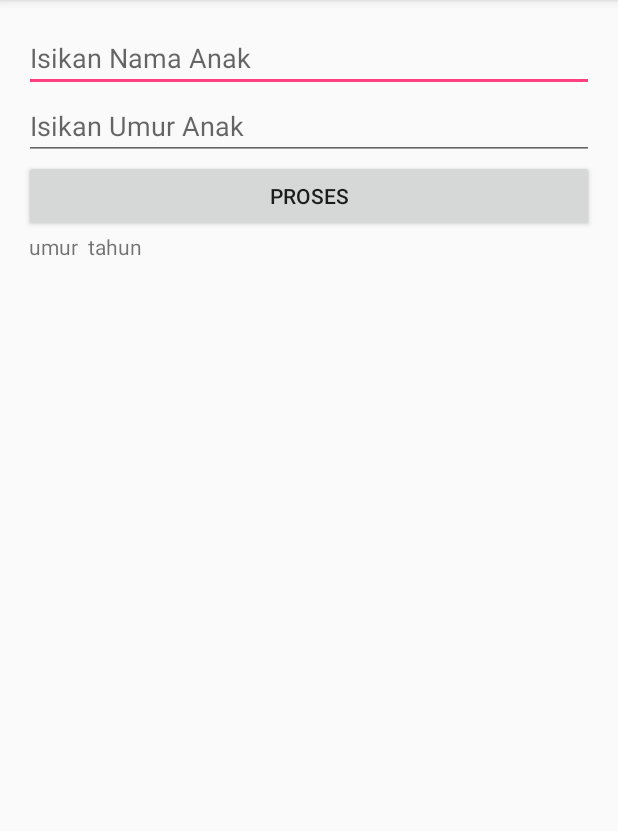
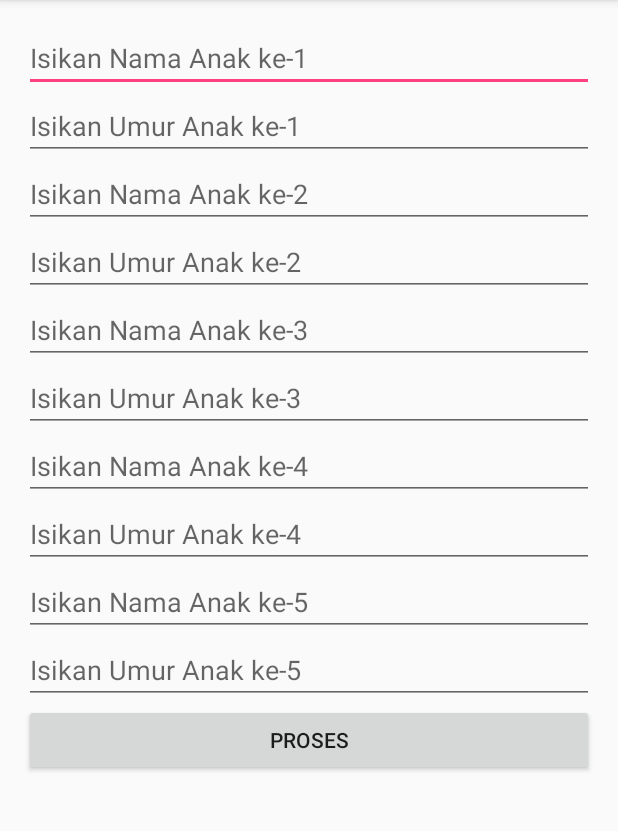
Before and after one commit to Effida/AdvancedWidget1, an Android app: the screen it shows after launch (MainActivity), after a tap on "PROSES", on a phone screen of 412 x 824 dp, the part 84-915 px from its top. Run offline under Robolectric (Android 15) with nearby library versions, the phone set to English and light mode, and no system bars.

Commit message:
Widget Programming Part 2

```diff
--- a/app/src/main/java/id/sch/smktelkom_mlg/learn/advancedwidget1/MainActivity.java
+++ b/app/src/main/java/id/sch/smktelkom_mlg/learn/advancedwidget1/MainActivity.java
@@ -17,16 +17,9 @@ public class MainActivity extends AppCompatActivity {
         super.onCreate(savedInstanceState);
         setContentView(R.layout.activity_main);
 
-        LinearLayout llMain = (LinearLayout) findViewById(R.id.linearLayoutMain);
+        final LinearLayout llMain = (LinearLayout) findViewById(R.id.linearLayoutMain);
 
-        final EditText etNama = new EditText(this);
-        llMain.addView(etNama);
-        etNama.setHint("Isikan Nama Anak");
-
-        final EditText etUmur = new EditText(this);
-        llMain.addView(etUmur);
-        etUmur.setHint("Isikan Umur Anak");
-        etUmur.setInputType(InputType.TYPE_CLASS_NUMBER);
+        addEditText(llMain);
 
         Button bProses = new Button(this);
         bProses.setText("Proses");
@@ -37,11 +30,41 @@ public class MainActivity extends AppCompatActivity {
         bProses.setOnClickListener(new View.OnClickListener() {
             @Override
             public void onClick(View view) {
-                String nama = etNama.getText().toString();
-                String umur = etUmur.getText().toString();
-
-                tvHasil.setText(nama + " umur " + umur + " tahun");
+                doProses(llMain);
             }
         });
     }
+
+    private void doProses(LinearLayout llMain) {
+        String hasil = "";
+
+        for (int i = 0; i < 5; i++) {
+            EditText etNama = (EditText) llMain.getChildAt(i * 2);
+            EditText etUmur = (EditText) llMain.getChildAt((i * 2) + 1);
+
+            String nama = etNama.getText().toString().trim();
+            String umur = etUmur.getText().toString();
+
+            if (umur.isEmpty())
+                umur = "0";
+            if (!nama.isEmpty())
+                hasil += "Anak ke-" + (i + 1) + ": " + nama + " umur " + umur + " tahun\n";
+        }
+
+        TextView tvHasil = (TextView) llMain.getChildAt(11);
+        tvHasil.setText(hasil);
+    }
+
+    private void addEditText(LinearLayout llMain) {
+        for (int i = 1; i <= 5; i++) {
+            EditText etNama = new EditText(this);
+            llMain.addView(etNama);
+            etNama.setHint("Isikan Nama Anak ke-" + i);
+
+            EditText etUmur = new EditText(this);
+            llMain.addView(etUmur);
+            etUmur.setHint("Isikan Umur Anak ke-" + i);
+            etUmur.setInputType(InputType.TYPE_CLASS_NUMBER);
+        }
+    }
 }
--- a/app/src/main/res/layout/activity_main.xml
+++ b/app/src/main/res/layout/activity_main.xml
@@ -1,9 +1,13 @@
 <?xml version="1.0" encoding="utf-8"?>
-<LinearLayout xmlns:android="http://schemas.android.com/apk/res/android"
+<ScrollView xmlns:android="http://schemas.android.com/apk/res/android"
     xmlns:tools="http://schemas.android.com/tools"
+    android:layout_width="match_parent"
+    android:layout_height="match_parent">
+
+    <LinearLayout
     android:id="@+id/linearLayoutMain"
     android:layout_width="match_parent"
-    android:layout_height="match_parent"
+        android:layout_height="wrap_content"
     android:orientation="vertical"
     android:paddingBottom="@dimen/activity_vertical_margin"
     android:paddingLeft="@dimen/activity_horizontal_margin"
@@ -13,3 +17,4 @@
 
 
 </LinearLayout>
+</ScrollView>
```
